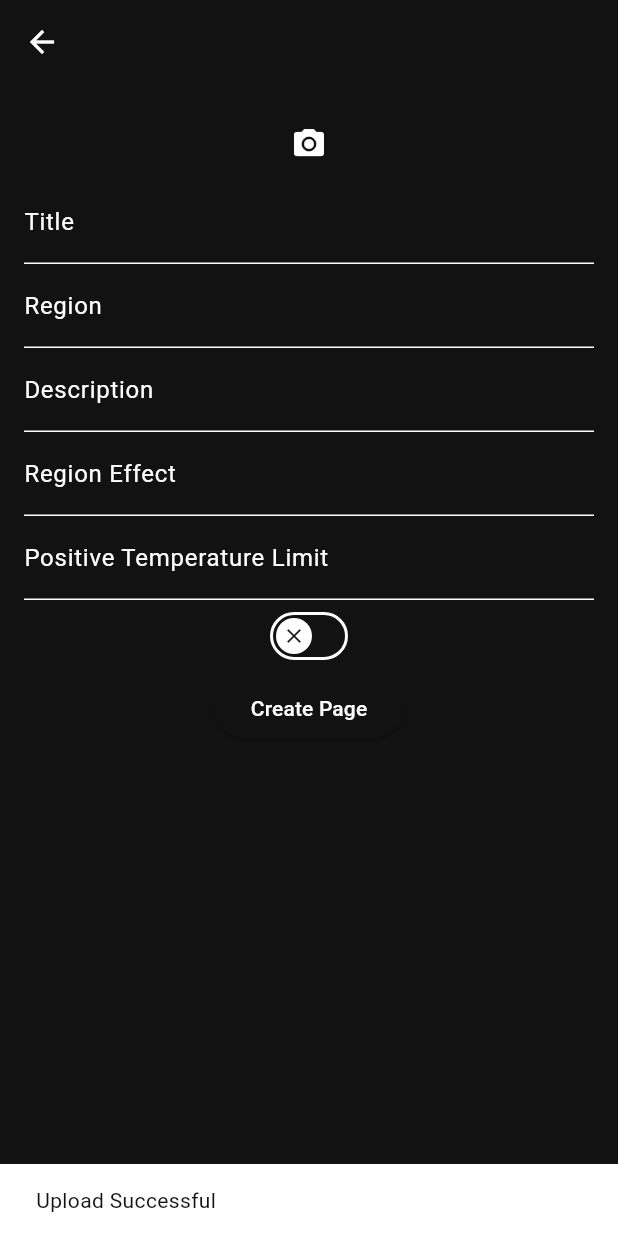
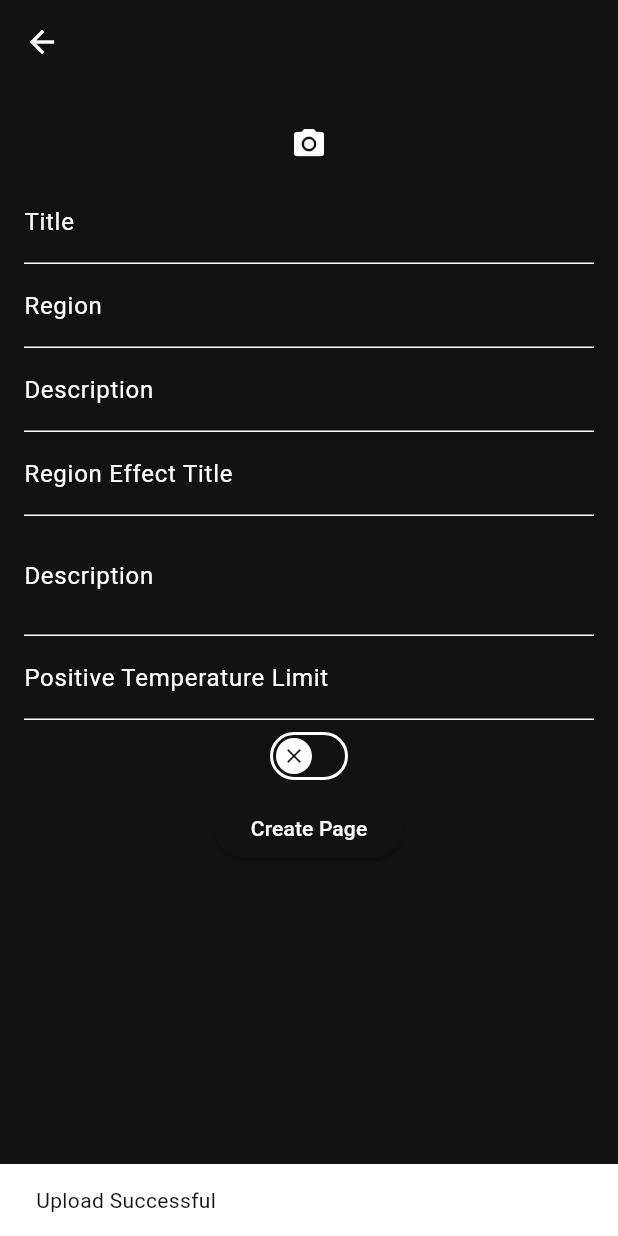
Before and after one commit to ChristopherLeidich/D20Weather, a Flutter app: the CreateCustomPage screen opened directly, after a tap on "Create Page", on a phone screen of 412 x 824 dp. Run offline on Flutter 3.47's test engine with Material 3 defaults, Android fonts, the light colour scheme and no system bars; our stand-ins replace carousel_slider, cloud_firestore, email_validator, expandable_text, firebase_auth, firebase_core and 5 more; missing offline and left inert: d20, flutter_weather_bg_null_safety, mockito, parallax_rain, starsview, substitute; accounts and stored records are empty.

Commit message:
added Textfield for an Effect-Title

```diff
--- a/lib/Widgets/create_custom_page.dart
+++ b/lib/Widgets/create_custom_page.dart
@@ -20,8 +20,10 @@ class CreateCustomPage extends StatefulWidget {
 class _CreateCustomPageState extends State<CreateCustomPage> {
   final TextEditingController _titleController = TextEditingController();
   final TextEditingController _regionController = TextEditingController();
+
+  final TextEditingController _regionDescriptionController = TextEditingController();
+  final TextEditingController _regionEffectTitleController = TextEditingController();
   final TextEditingController _regionEffectController = TextEditingController();
-  final TextEditingController _regionDescriptionController = TextEditingController();
   final TextEditingController _positiveTemperatureLimit = TextEditingController();
   final TextEditingController _negativeTemperatureLimit = TextEditingController();
 
@@ -132,11 +134,29 @@ class _CreateCustomPageState extends State<CreateCustomPage> {
               TextFormField(
                 keyboardType: TextInputType.multiline,
                 maxLines: null,
+                controller: _regionEffectTitleController,
+                decoration: const InputDecoration(
+                    labelText: 'Region Effect Title',
+                    hintText: 'Enter a Title for your custom Regional Effect'
+                ),
+              ),
+              TextFormField(
+                keyboardType: TextInputType.multiline,
+                maxLines: null,
                 controller: _regionEffectController,
                 decoration: const InputDecoration(
-                    labelText: 'Region Effect',
-                    hintText: 'Enter a Region Effect'
+                    labelText: 'Description',
+                    hintText: 'Enter a Description for your Regional Effect\nYou may use Dice Roll Notations like "[[1d4]]" etc'
                 ),
+                validator: (String? value){
+
+                  if(value==null || value.isEmpty)
+                  {
+                    return 'Please enter some Text before submitting';
+                  }
+
+                  return null;
+                },
               ),
               TextFormField(
                 controller: _positiveTemperatureLimit,
@@ -194,6 +214,7 @@ class _CreateCustomPageState extends State<CreateCustomPage> {
                   onPressed: () async {
                       String itemName = _titleController.text;
                       String regionName = _regionController.text;
+                      String regionEffectTitle = _regionEffectTitleController.text;
                       String regionEffect = _regionEffectController.text;
                       String regionDescription = _regionDescriptionController.text;
 
@@ -207,7 +228,10 @@ class _CreateCustomPageState extends State<CreateCustomPage> {
                         }
                       } catch (e) {
                         // Handle invalid input for positive temperature limit
-                        print('Invalid positive temperature limit input: ${_positiveTemperatureLimit.text}');
+                        if (context.mounted) {
+                          ScaffoldMessenger.of(context).showSnackBar(
+                              SnackBar(content: Text('Invalid positive temperature limit input: ${_positiveTemperatureLimit.text}')));
+                        }
                         return;
                       }
 
@@ -219,7 +243,10 @@ class _CreateCustomPageState extends State<CreateCustomPage> {
                           }
                         } catch (e) {
                           // Handle invalid input for negative temperature limit
-                          print('Invalid negative temperature limit input: ${_negativeTemperatureLimit.text}');
+                          if (context.mounted) {
+                            ScaffoldMessenger.of(context).showSnackBar(
+                                SnackBar(content: Text('Invalid positive temperature limit input: ${_negativeTemperatureLimit.text}')));
+                          }
                           return;
                         }
                       }
@@ -231,6 +258,7 @@ class _CreateCustomPageState extends State<CreateCustomPage> {
                       _reference.add({
                         'title': itemName,
                         'region_name': regionName,
+                        'region_effect_name': regionEffectTitle,
                         'region_effect': regionEffect,
                         'region_description': regionDescription,
                         'positive_temperature_limit': positiveTemperatureLimit,
```
